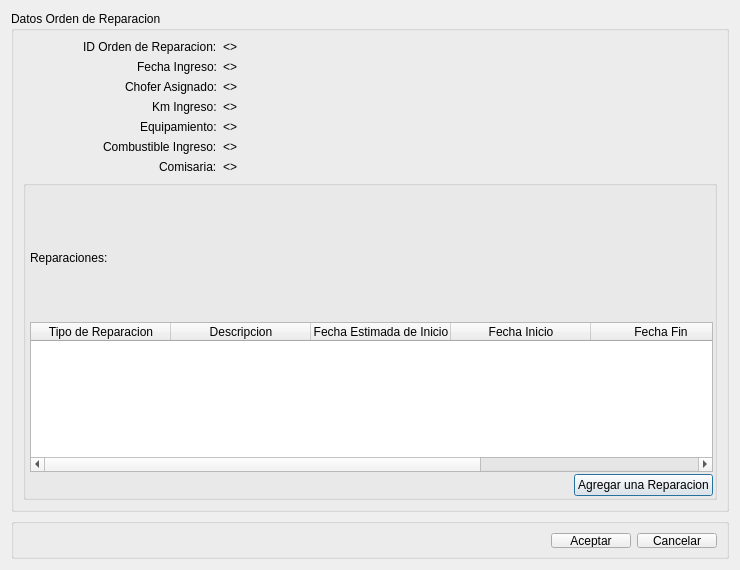
Before: the Qt Designer form src/ui/DialogMostrarPedidoDeActuacion.ui in guilleurrutia10/division-transporte, drawn with Qt 5.
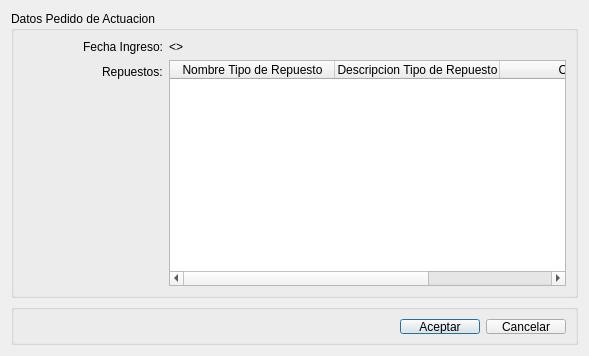
After: the same form once the commit is applied.

Commit message: Registrar reparaciones andando, ahora con dialogo que muestra pedido de actuacion

Diff of the .ui file:
```diff
--- a/src/ui/DialogMostrarPedidoDeActuacion.ui
+++ b/src/ui/DialogMostrarPedidoDeActuacion.ui
@@ -6,14 +6,14 @@
    <rect>
     <x>0</x>
     <y>0</y>
-    <width>740</width>
-    <height>570</height>
+    <width>589</width>
+    <height>356</height>
    </rect>
   </property>
   <property name="minimumSize">
    <size>
-    <width>740</width>
-    <height>570</height>
+    <width>0</width>
+    <height>0</height>
    </size>
   </property>
   <property name="windowTitle">
@@ -23,9 +23,9 @@
    <item>
     <widget class="QGroupBox" name="groupBox">
      <property name="title">
-      <string>Datos Orden de Reparacion  </string>
+      <string>Datos Pedido de Actuacion  </string>
      </property>
-     <layout class="QVBoxLayout" name="verticalLayout_3">
+     <layout class="QHBoxLayout" name="horizontalLayout">
       <item>
        <layout class="QFormLayout" name="formLayout">
         <property name="sizeConstraint">
@@ -41,13 +41,6 @@
          <number>60</number>
         </property>
         <item row="0" column="0">
-         <widget class="QLabel" name="label">
-          <property name="text">
-           <string>ID Orden de Reparacion:</string>
-          </property>
-         </widget>
-        </item>
-        <item row="1" column="0">
          <widget class="QLabel" name="label_2">
           <property name="text">
            <string>Fecha Ingreso:</string>
@@ -57,202 +50,47 @@
         <item row="0" column="1">
          <widget class="QLabel" name="labelIdOrden">
           <property name="text">
-           <string>&lt;&lt;Id Orden&gt;&gt;</string>
+           <string>&lt;&lt;Fecha Pedido&gt;&gt;</string>
+          </property>
+         </widget>
+        </item>
+        <item row="1" column="0">
+         <widget class="QLabel" name="label">
+          <property name="text">
+           <string>Repuestos:</string>
           </property>
          </widget>
         </item>
         <item row="1" column="1">
-         <widget class="QLabel" name="labelFechaOrden">
-          <property name="text">
-           <string>&lt;&lt;Fecha Orden&gt;&gt;</string>
+         <widget class="QTableWidget" name="tableWidgetRepuestos">
+          <property name="maximumSize">
+           <size>
+            <width>16777215</width>
+            <height>16777215</height>
+           </size>
           </property>
-         </widget>
-        </item>
-        <item row="2" column="0">
-         <widget class="QLabel" name="label_6">
-          <property name="text">
-           <string>Chofer Asignado:</string>
-          </property>
-         </widget>
-        </item>
-        <item row="2" column="1">
-         <widget class="QLabel" name="labelChoferAsignado">
-          <property name="text">
-           <string>&lt;&lt;Chofer&gt;&gt;</string>
-          </property>
-         </widget>
-        </item>
-        <item row="3" column="0">
-         <widget class="QLabel" name="label_8">
-          <property name="text">
-           <string>Km Ingreso:</string>
-          </property>
-         </widget>
-        </item>
-        <item row="3" column="1">
-         <widget class="QLabel" name="labelKilometraje">
-          <property name="text">
-           <string>&lt;&lt;Kilometraje&gt;&gt;</string>
-          </property>
-         </widget>
-        </item>
-        <item row="4" column="0">
-         <widget class="QLabel" name="label_10">
-          <property name="text">
-           <string>Equipamiento:</string>
-          </property>
-         </widget>
-        </item>
-        <item row="5" column="0">
-         <widget class="QLabel" name="label_11">
-          <property name="text">
-           <string>Combustible Ingreso:</string>
-          </property>
-         </widget>
-        </item>
-        <item row="6" column="0">
-         <widget class="QLabel" name="label_12">
-          <property name="text">
-           <string>Comisaria:</string>
-          </property>
-         </widget>
-        </item>
-        <item row="4" column="1">
-         <widget class="QLabel" name="labelEquipamiento">
-          <property name="text">
-           <string>&lt;&lt;Equipamiento&gt;&gt;</string>
-          </property>
-         </widget>
-        </item>
-        <item row="5" column="1">
-         <widget class="QLabel" name="labelCombustible">
-          <property name="text">
-           <string>&lt;&lt;Combustible&gt;&gt;</string>
-          </property>
-         </widget>
-        </item>
-        <item row="6" column="1">
-         <widget class="QLabel" name="labelComisaria">
-          <property name="text">
-           <string>&lt;&lt;Comisaria&gt;&gt;</string>
-          </property>
+          <attribute name="horizontalHeaderDefaultSectionSize">
+           <number>165</number>
+          </attribute>
+          <column>
+           <property name="text">
+            <string>Nombre Tipo de Repuesto</string>
+           </property>
+          </column>
+          <column>
+           <property name="text">
+            <string>Descripcion Tipo de Repuesto</string>
+           </property>
+          </column>
+          <column>
+           <property name="text">
+            <string>Cantidad</string>
+           </property>
+          </column>
          </widget>
         </item>
        </layout>
       </item>
-      <item>
-       <widget class="QGroupBox" name="verticalGroupBox">
-        <layout class="QVBoxLayout" name="verticalLayout_2">
-         <property name="spacing">
-          <number>2</number>
-         </property>
-         <property name="sizeConstraint">
-          <enum>QLayout::SetMinAndMaxSize</enum>
-         </property>
-         <property name="leftMargin">
-          <number>4</number>
-         </property>
-         <property name="topMargin">
-          <number>9</number>
-         </property>
-         <property name="rightMargin">
-          <number>1</number>
-         </property>
-         <property name="bottomMargin">
-          <number>1</number>
-         </property>
-         <item>
-          <widget class="QLabel" name="label_3">
-           <property name="text">
-            <string>Reparaciones:</string>
-           </property>
-          </widget>
-         </item>
-         <item>
-          <widget class="QTableWidget" name="tableWidgetReparaciones">
-           <property name="maximumSize">
-            <size>
-             <width>16777215</width>
-             <height>150</height>
-            </size>
-           </property>
-           <attribute name="horizontalHeaderDefaultSectionSize">
-            <number>140</number>
-           </attribute>
-           <column>
-            <property name="text">
-             <string>Tipo de Reparacion</string>
-            </property>
-           </column>
-           <column>
-            <property name="text">
-             <string>Descripcion</string>
-            </property>
-           </column>
-           <column>
-            <property name="text">
-             <string>Fecha Estimada de Inicio</string>
-            </property>
-           </column>
-           <column>
-            <property name="text">
-             <string>Fecha Inicio</string>
-            </property>
-           </column>
-           <column>
-            <property name="text">
-             <string>Fecha Fin</string>
-            </property>
-           </column>
-           <column>
-            <property name="text">
-             <string>Nro Orden</string>
-            </property>
-           </column>
-          </widget>
-         </item>
-         <item>
-          <layout class="QHBoxLayout" name="horizontalLayout_2">
-           <item>
-            <spacer name="horizontalSpacer_2">
-             <property name="orientation">
-              <enum>Qt::Horizontal</enum>
-             </property>
-             <property name="sizeHint" stdset="0">
-              <size>
-               <width>40</width>
-               <height>20</height>
-              </size>
-             </property>
-            </spacer>
-           </item>
-           <item>
-            <widget class="QPushButton" name="pushButtonAgregarReparacion">
-             <property name="minimumSize">
-              <size>
-               <width>100</width>
-               <height>0</height>
-              </size>
-             </property>
-             <property name="maximumSize">
-              <size>
-               <width>150</width>
-               <height>16777215</height>
-              </size>
-             </property>
-             <property name="layoutDirection">
-              <enum>Qt::LeftToRight</enum>
-             </property>
-             <property name="text">
-              <string>Agregar una Reparacion</string>
-             </property>
-            </widget>
-           </item>
-          </layout>
-         </item>
-        </layout>
-       </widget>
-      </item>
      </layout>
     </widget>
    </item>
```
Left out of the diff: 8 changed lines with no effect on the pictures. The commit also changes 5 other files.
